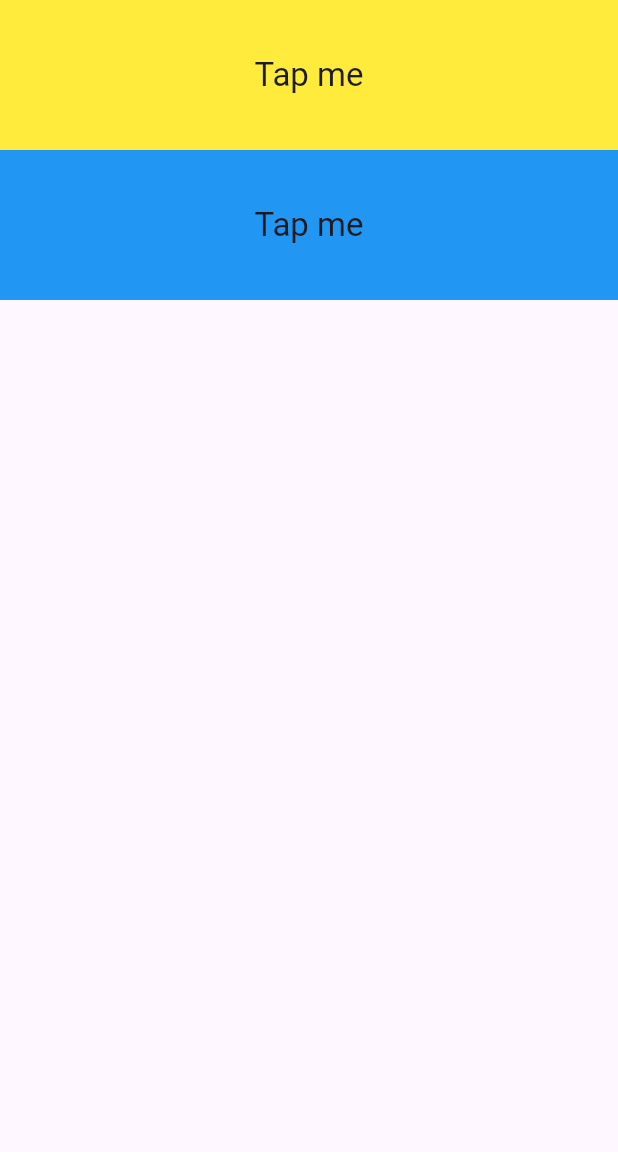
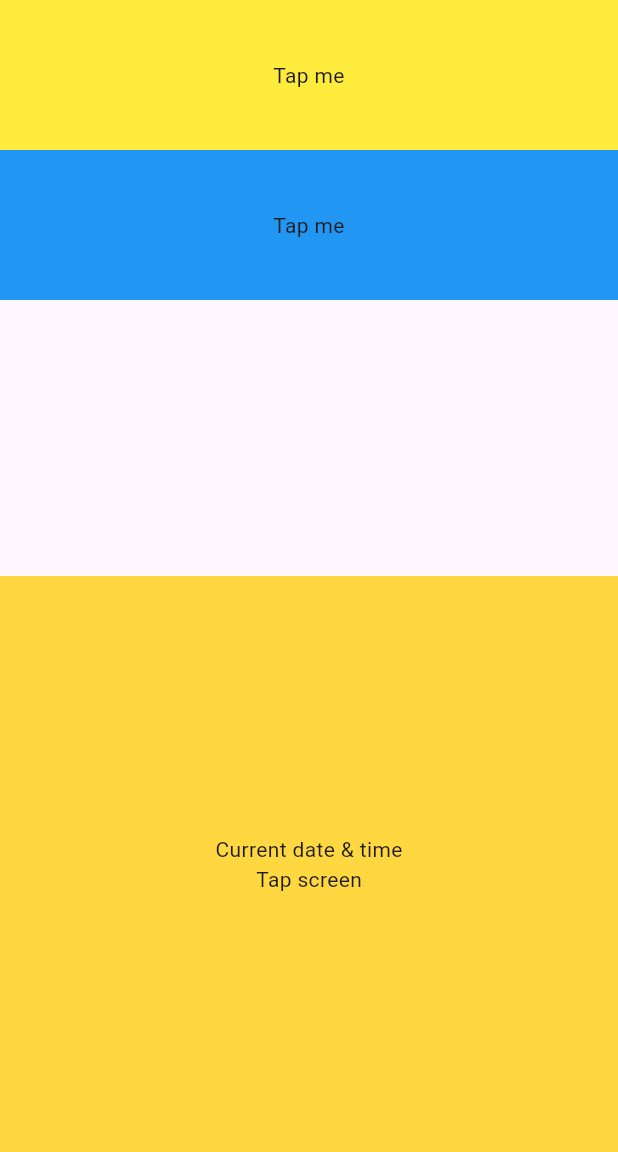
Before and after one commit to wadpas/inherited_flutter_state, a Flutter app: the screen it shows after launch, on a phone screen of 412 x 824 dp, the part 84-1236 px from its top. Run offline on Flutter 3.47's test engine with Material 3 defaults, Android fonts, the phone set to English and light mode, and no system bars; our stand-ins replace google_fonts.

Commit message:
refactored date_time_inherited_widget

```diff
--- a/lib/colors_inherited_model/color_widget.dart
+++ b/lib/colors_inherited_model/color_widget.dart
@@ -23,11 +23,10 @@ class ColorWidget extends StatelessWidget {
         color: colorNumber == AvailableColors.one
             ? provider.color1
             : provider.color2,
-        child: Center(
+        child: const Center(
           child: Text(
             'Tap me',
             textAlign: TextAlign.center,
-            style: Theme.of(context).textTheme.titleLarge,
           ),
         ),
       ),
--- /dev/null
+++ b/lib/date_time_inherited_widget/api_provider.dart
@@ -0,0 +1,14 @@
+class ApiProvider {
+  String? dateTime;
+  bool isLoading = false;
+
+  Future<String> getDateAndTime() {
+    return Future.delayed(
+      const Duration(seconds: 1),
+      () => DateTime.now().toIso8601String(),
+    ).then((value) {
+      dateTime = value;
+      return value;
+    });
+  }
+}
--- /dev/null
+++ b/lib/date_time_inherited_widget/date_time_inherited.dart
@@ -0,0 +1,24 @@
+import 'package:flutter/material.dart';
+import 'package:inherited_state_flutter/date_time_inherited_widget/api_provider.dart';
+import 'package:uuid/uuid.dart';
+
+class DateTimeInherited extends InheritedWidget {
+  final ApiProvider dateTimeApi;
+  final String uuid;
+
+  DateTimeInherited({
+    Key? key,
+    required this.dateTimeApi,
+    required Widget child,
+  })  : uuid = const Uuid().v4(),
+        super(key: key, child: child);
+
+  @override
+  bool updateShouldNotify(covariant DateTimeInherited oldWidget) {
+    return uuid != oldWidget.uuid;
+  }
+
+  static DateTimeInherited of(BuildContext context) {
+    return context.dependOnInheritedWidgetOfExactType<DateTimeInherited>()!;
+  }
+}
--- /dev/null
+++ b/lib/date_time_inherited_widget/date_time_widget.dart
@@ -0,0 +1,46 @@
+import 'package:flutter/material.dart';
+import 'package:intl/intl.dart';
+
+import 'package:inherited_state_flutter/date_time_inherited_widget/date_time_inherited.dart';
+
+class DateTimeWidget extends StatefulWidget {
+  const DateTimeWidget({super.key});
+
+  @override
+  State<DateTimeWidget> createState() => _DatePageState();
+}
+
+class _DatePageState extends State<DateTimeWidget> {
+  ValueKey _textKey = const ValueKey<String?>(null);
+
+  @override
+  Widget build(BuildContext context) {
+    final dateTimeApi = DateTimeInherited.of(context).dateTimeApi;
+    return GestureDetector(
+      onTap: () async {
+        final dateTime = await dateTimeApi.getDateAndTime();
+        setState(() {
+          _textKey = ValueKey(dateTime);
+        });
+      },
+      child: SizedBox.expand(
+        child: Container(
+          color: Colors.amberAccent,
+          child: Column(
+            mainAxisAlignment: MainAxisAlignment.center,
+            children: [
+              const Text('Current date & time'),
+              Text(
+                dateTimeApi.dateTime == null
+                    ? "Tap screen"
+                    : DateFormat("dd.MM.yyyy hh:mm:ss").format(
+                        DateTime.parse(dateTimeApi.dateTime!),
+                      ),
+              ),
+            ],
+          ),
+        ),
+      ),
+    );
+  }
+}
--- a/lib/inherited_widget .dart
+++ /dev/null
@@ -1,98 +0,0 @@
-import 'package:flutter/material.dart';
-import 'package:uuid/uuid.dart';
-
-class WidgetInherited extends StatelessWidget {
-  const WidgetInherited({super.key});
-
-  @override
-  Widget build(BuildContext context) {
-    return ApiProvider(
-      api: Api(),
-      child: const HomePage(),
-    );
-  }
-}
-
-class ApiProvider extends InheritedWidget {
-  final Api api;
-  final String uuid;
-
-  ApiProvider({
-    Key? key,
-    required this.api,
-    required Widget child,
-  })  : uuid = const Uuid().v4(),
-        super(key: key, child: child);
-
-  @override
-  bool updateShouldNotify(covariant ApiProvider oldWidget) {
-    return uuid != oldWidget.uuid;
-  }
-
-  static ApiProvider of(BuildContext context) {
-    return context.dependOnInheritedWidgetOfExactType<ApiProvider>()!;
-  }
-}
-
-class HomePage extends StatefulWidget {
-  const HomePage({super.key});
-
-  @override
-  State<HomePage> createState() => _HomePageState();
-}
-
-class _HomePageState extends State<HomePage> {
-  ValueKey _textKey = const ValueKey<String?>(null);
-
-  @override
-  Widget build(BuildContext context) {
-    return Scaffold(
-      appBar: AppBar(
-        title: Text(ApiProvider.of(context).api.dateAndTime ?? ''),
-      ),
-      body: GestureDetector(
-        onTap: () async {
-          final api = ApiProvider.of(context).api;
-          final dateTime = await api.getDateAndTime();
-          setState(() {
-            _textKey = ValueKey(dateTime);
-          });
-        },
-        child: SizedBox.expand(
-          child: Container(
-            color: Theme.of(context).colorScheme.primary,
-            child: TimeDate(key: _textKey),
-          ),
-        ),
-      ),
-    );
-  }
-}
-
-class TimeDate extends StatelessWidget {
-  const TimeDate({super.key});
-
-  @override
-  Widget build(BuildContext context) {
-    final api = ApiProvider.of(context).api;
-    return Column(
-      children: [
-        Text(api.dateAndTime ?? "Tap screen"),
-      ],
-    );
-  }
-}
-
-class Api {
-  String? dateAndTime;
-
-  Future<String> getDateAndTime() {
-    return Future.delayed(
-      const Duration(seconds: 1),
-      () => DateTime.now().toIso8601String(),
-    ).then((value) {
-      dateAndTime = value;
-      return value;
-    });
-  }
-}
--- a/lib/main.dart
+++ b/lib/main.dart
@@ -1,8 +1,10 @@
 import 'package:flutter/material.dart';
 import 'package:google_fonts/google_fonts.dart';
 import 'package:inherited_state_flutter/colors_inherited_model/colors_widget.dart';
+import 'package:inherited_state_flutter/date_time_inherited_widget/api_provider.dart';
+import 'package:inherited_state_flutter/date_time_inherited_widget/date_time_widget.dart';
 import 'package:inherited_state_flutter/inherited_notifier.dart';
-import 'package:inherited_state_flutter/inherited_widget%20.dart';
+import 'package:inherited_state_flutter/date_time_inherited_widget/date_time_inherited.dart';
 
 void main() {
   runApp(
@@ -26,7 +28,6 @@ class MyApp extends StatelessWidget {
       home: const HomePage(),
       routes: {
         '/inherited-notifier': (context) => const NotifierInherited(),
-        '/inherited-widget': (context) => const WidgetInherited(),
       },
     );
   }
@@ -43,7 +44,15 @@ class HomePage extends StatelessWidget {
       ),
       body: Column(
         children: [
-          ColorsWidget(),
+          const Expanded(
+            child: ColorsWidget(),
+          ),
+          Expanded(
+            child: DateTimeInherited(
+              dateTimeApi: ApiProvider(),
+              child: const DateTimeWidget(),
+            ),
+          ),
         ],
       ),
     );
--- a/pubspec.yaml
+++ b/pubspec.yaml
@@ -36,6 +36,7 @@ dependencies:
   cupertino_icons: ^1.0.2
   uuid: ^4.0.0
   google_fonts: ^6.1.0
+  intl: ^0.19.0
 
 dev_dependencies:
   flutter_test:
```
Also changed, not shown: lib/colors_inherited_model/colors_widget.dart (+5 -3 lines), pubspec.lock, 2 other files.
